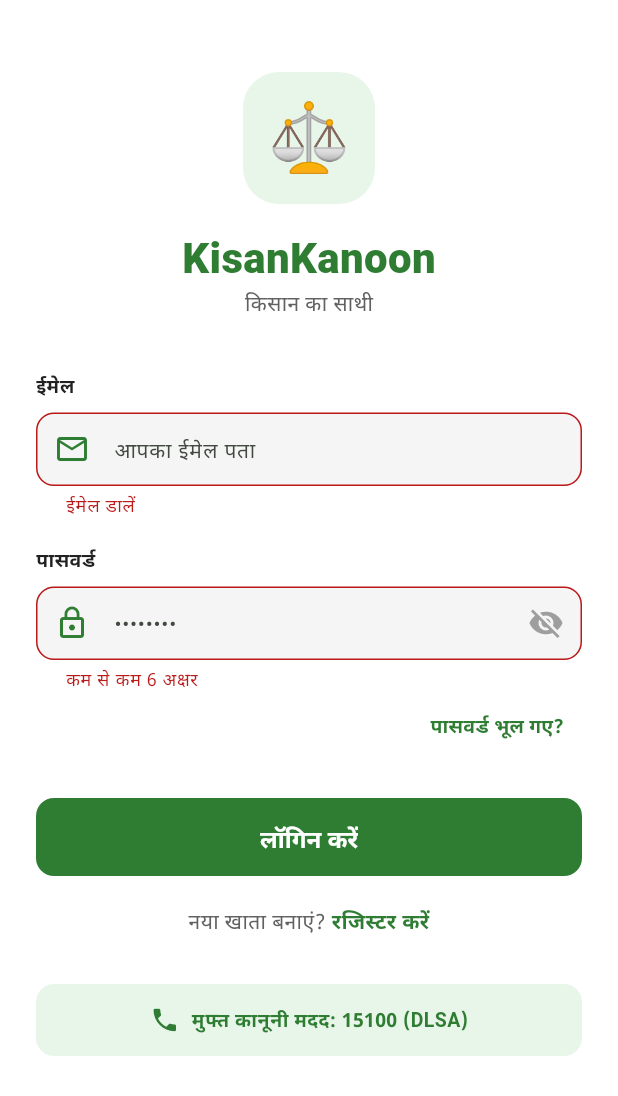
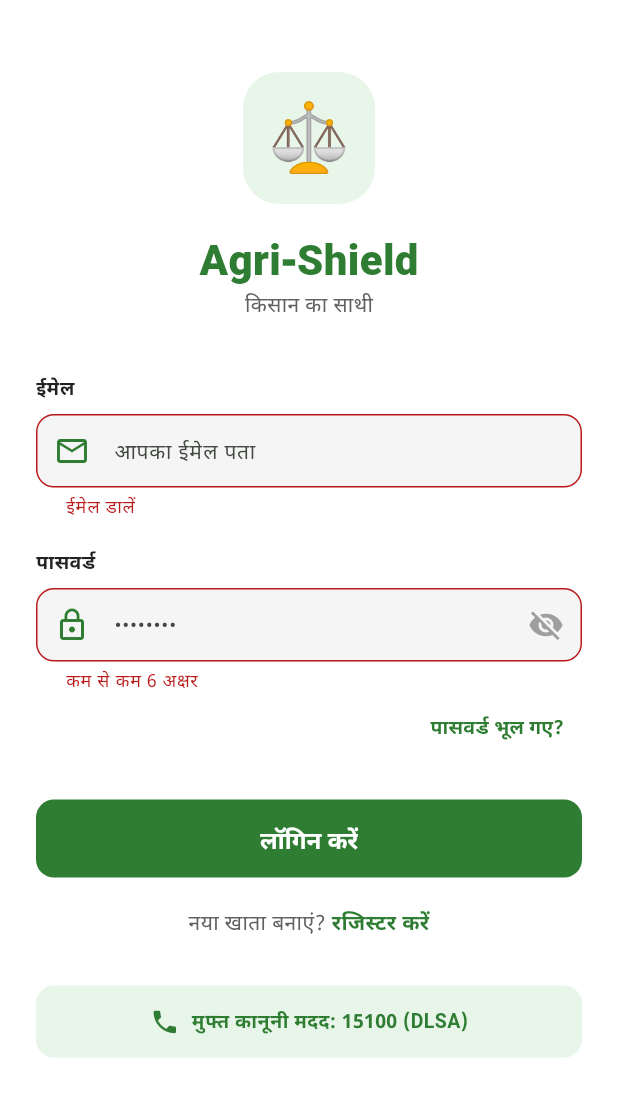
Before and after one commit to sudhanshuxmaurya119-eng/kisankanoon, a Flutter app: the screen it shows after launch, after a tap on "लॉगिन करें", on a phone screen of 412 x 824 dp. Shown: the top 1096 px of the screen. Run offline on Flutter 3.47's test engine with Material 3 defaults, Android fonts, the light colour scheme and no system bars; our stand-ins replace cloud_firestore, file_picker, firebase_auth, firebase_core, geolocator, google_fonts and 3 more; accounts and stored records are empty.

Commit message:
Rename app branding to Agri-Shield [release]

```diff
--- a/kisankanoon/lib/main.dart
+++ b/kisankanoon/lib/main.dart
@@ -27,16 +27,16 @@ void main() async {
 
   await AppLanguageService.load();
 
-  runApp(const KisanKanoonApp());
+  runApp(const AgriShieldApp());
 }
 
-class KisanKanoonApp extends StatelessWidget {
-  const KisanKanoonApp({super.key});
+class AgriShieldApp extends StatelessWidget {
+  const AgriShieldApp({super.key});
 
   @override
   Widget build(BuildContext context) {
     return MaterialApp(
-      title: 'KisanKanoon — किसान क़ानून',
+      title: 'Agri-Shield - किसान साथी',
       debugShowCheckedModeBanner: false,
       theme: AppTheme.theme,
       initialRoute: '/',
--- a/kisankanoon/lib/screens/home_screen.dart
+++ b/kisankanoon/lib/screens/home_screen.dart
@@ -103,8 +103,8 @@ class _HomeScreenState extends State<HomeScreen> {
   Future<void> _openWhatsAppUpdates() async {
     final message = Uri.encodeComponent(
       _languageCode == 'en'
-          ? 'Hello! I want KisanKanoon WhatsApp updates.'
-          : 'नमस्ते! मुझे KisanKanoon के WhatsApp अपडेट चाहिए।',
+          ? 'Hello! I want Agri-Shield WhatsApp updates.'
+          : 'नमस्ते! मुझे Agri-Shield के WhatsApp अपडेट चाहिए।',
     );
     final uri = Uri.parse('https://wa.me/?text=$message');
     final launched = await launchUrl(
@@ -931,7 +931,7 @@ class _HomeScreenState extends State<HomeScreen> {
                 ),
                 const SizedBox(width: 8),
                 const Text(
-                  'KISAN.KANOON',
+                  'AGRI-SHIELD',
                   style: TextStyle(
                     fontSize: 14,
                     fontWeight: FontWeight.w900,
@@ -986,7 +986,7 @@ class _HomeScreenState extends State<HomeScreen> {
                         ),
                       ),
                       const Text(
-                        'KisanKanoon',
+                        'Agri-Shield',
                         style: TextStyle(
                           fontSize: 11,
                           color: AppTheme.primaryGreen,
--- a/kisankanoon/lib/screens/login_screen.dart
+++ b/kisankanoon/lib/screens/login_screen.dart
@@ -242,7 +242,7 @@ class _LoginScreenState extends State<LoginScreen> {
               ),
               const SizedBox(height: 16),
               const Center(
-                child: Text('KisanKanoon',
+                child: Text('Agri-Shield',
                     style: TextStyle(
                         fontSize: 28,
                         fontWeight: FontWeight.w900,
--- a/kisankanoon/lib/screens/more_screen.dart
+++ b/kisankanoon/lib/screens/more_screen.dart
@@ -548,7 +548,7 @@ class _MoreScreenState extends State<MoreScreen> {
                     _divider(),
                     _tile('📱',
                         _languageCode == 'en' ? 'App Version' : 'ऐप संस्करण',
-                        trailing: 'v1.0.4+6'),
+                        trailing: 'v1.0.5+7'),
                     _divider(),
                     _tile(
                       '🔒',
--- a/kisankanoon/lib/screens/splash_screen.dart
+++ b/kisankanoon/lib/screens/splash_screen.dart
@@ -18,7 +18,8 @@ class _SplashScreenState extends State<SplashScreen>
   @override
   void initState() {
     super.initState();
-    _controller = AnimationController(vsync: this, duration: const Duration(milliseconds: 1200));
+    _controller = AnimationController(
+        vsync: this, duration: const Duration(milliseconds: 1200));
     _fadeAnim = CurvedAnimation(parent: _controller, curve: Curves.easeIn);
     _scaleAnim = Tween<double>(begin: 0.7, end: 1.0).animate(
       CurvedAnimation(parent: _controller, curve: Curves.elasticOut),
@@ -80,7 +81,7 @@ class _SplashScreenState extends State<SplashScreen>
                 ),
                 const SizedBox(height: 24),
                 const Text(
-                  'KisanKanoon',
+                  'Agri-Shield',
                   style: TextStyle(
                     fontSize: 32,
                     fontWeight: FontWeight.w800,
--- a/kisankanoon/lib/services/app_strings.dart
+++ b/kisankanoon/lib/services/app_strings.dart
@@ -42,7 +42,7 @@ class AppStrings {
       'smartSuggestion': 'स्मार्ट सुझाव',
       'farmerNews': 'किसान समाचार',
       'trustedByFarmers': 'लाखों किसानों का भरोसा!',
-      'farmSmartly': 'KisanKanoon के साथ स्मार्ट खेती',
+      'farmSmartly': 'Agri-Shield के साथ स्मार्ट खेती',
       'quickLinks': 'त्वरित लिंक',
       'myServices': 'मेरी सेवाएँ',
       'appInfo': 'ऐप जानकारी',
@@ -90,7 +90,7 @@ class AppStrings {
       'smartSuggestion': 'Smart Suggestion',
       'farmerNews': 'Farmer News',
       'trustedByFarmers': 'Trusted by lakhs of farmers!',
-      'farmSmartly': 'Farm smartly with KisanKanoon',
+      'farmSmartly': 'Farm smartly with Agri-Shield',
       'quickLinks': 'Quick Links',
       'myServices': 'My Services',
       'appInfo': 'App Info',
@@ -138,7 +138,7 @@ class AppStrings {
       'smartSuggestion': 'स्मार्ट सूचना',
       'farmerNews': 'शेतकरी बातम्या',
       'trustedByFarmers': 'लाखो शेतकऱ्यांचा विश्वास!',
-      'farmSmartly': 'KisanKanoon सोबत स्मार्ट शेती करा',
+      'farmSmartly': 'Agri-Shield सोबत स्मार्ट शेती करा',
       'quickLinks': 'झटपट लिंक',
       'myServices': 'माझ्या सेवा',
       'appInfo': 'अॅप माहिती',
@@ -186,7 +186,7 @@ class AppStrings {
       'smartSuggestion': 'ਸਮਾਰਟ ਸੁਝਾਅ',
       'farmerNews': 'ਕਿਸਾਨ ਖ਼ਬਰਾਂ',
       'trustedByFarmers': 'ਲੱਖਾਂ ਕਿਸਾਨਾਂ ਦਾ ਭਰੋਸਾ!',
-      'farmSmartly': 'KisanKanoon ਨਾਲ ਸਮਾਰਟ ਖੇਤੀ ਕਰੋ',
+      'farmSmartly': 'Agri-Shield ਨਾਲ ਸਮਾਰਟ ਖੇਤੀ ਕਰੋ',
       'quickLinks': 'ਤੁਰੰਤ ਲਿੰਕ',
       'myServices': 'ਮੇਰੀਆਂ ਸੇਵਾਵਾਂ',
       'appInfo': 'ਐਪ ਜਾਣਕਾਰੀ',
@@ -234,7 +234,7 @@ class AppStrings {
       'smartSuggestion': 'స్మార్ట్ సూచన',
       'farmerNews': 'రైతు వార్తలు',
       'trustedByFarmers': 'లక్షలాది రైతుల నమ్మకం!',
-      'farmSmartly': 'KisanKanoon తో స్మార్ట్‌గా సాగు చేయండి',
+      'farmSmartly': 'Agri-Shield తో స్మార్ట్‌గా సాగు చేయండి',
       'quickLinks': 'త్వరిత లింకులు',
       'myServices': 'నా సేవలు',
       'appInfo': 'యాప్ సమాచారం',
@@ -282,7 +282,7 @@ class AppStrings {
       'smartSuggestion': 'স্মার্ট পরামর্শ',
       'farmerNews': 'কৃষক সংবাদ',
       'trustedByFarmers': 'লক্ষ কৃষকের ভরসা!',
-      'farmSmartly': 'KisanKanoon এর সাথে স্মার্ট চাষ করুন',
+      'farmSmartly': 'Agri-Shield এর সাথে স্মার্ট চাষ করুন',
       'quickLinks': 'দ্রুত লিংক',
       'myServices': 'আমার সেবা',
       'appInfo': 'অ্যাপ তথ্য',
--- a/kisankanoon/lib/services/weather_service.dart
+++ b/kisankanoon/lib/services/weather_service.dart
@@ -157,7 +157,7 @@ class WeatherService {
         uri,
         headers: const {
           'Accept': 'application/json',
-          'User-Agent': 'KisanKanoonApp/1.0',
+          'User-Agent': 'AgriShieldApp/1.0',
         },
       ).timeout(const Duration(seconds: 8));
       if (response.statusCode != 200) return null;
--- a/kisankanoon/pubspec.yaml
+++ b/kisankanoon/pubspec.yaml
@@ -1,7 +1,7 @@
 name: kisankanoon
-description: "KisanKanoon - Farmer legal aid app"
+description: "Agri-Shield - Farmer support and legal aid app"
 publish_to: 'none'
-version: 1.0.4+6
+version: 1.0.5+7
 
 environment:
   sdk: '>=3.4.0 <4.0.0'
```
Also changed, not shown: 14 other files.
